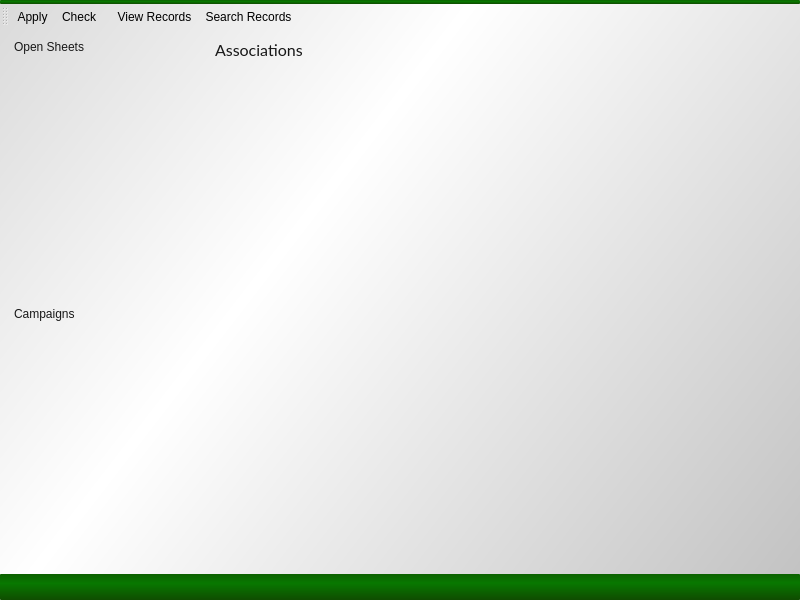
Qt form ui/mainwindow.ui (TryExceptElse/pyleadstool) before a commit.
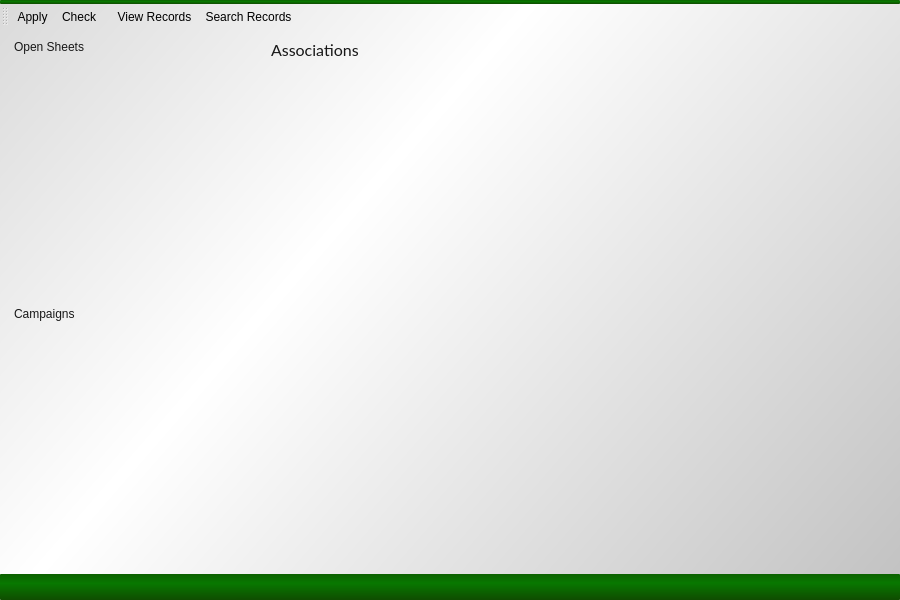
The same form after that commit.

Commit message: refined gui appearance + proportions

```diff
--- a/ui/mainwindow.ui
+++ b/ui/mainwindow.ui
@@ -6,7 +6,7 @@
    <rect>
     <x>0</x>
     <y>0</y>
-    <width>800</width>
+    <width>900</width>
     <height>600</height>
    </rect>
   </property>
@@ -82,7 +82,7 @@
 QTableView{
     color: rgba(0, 0, 0, 0);
     background-color: rgba(0, 0, 0, 0);
-    alternate-background-color: rgba(0,0,0,10);
+    alternate-background-color: rgba(0,0,0,15);
 }
 
 QHeaderView::section{
@@ -125,7 +125,7 @@
 }</string>
   </property>
   <widget class="QWidget" name="centralwidget">
-   <layout class="QHBoxLayout" name="horizontalLayout" stretch="1,3">
+   <layout class="QHBoxLayout" name="horizontalLayout" stretch="2,5">
     <item>
      <layout class="QVBoxLayout" name="sideBar">
       <item>
@@ -214,7 +214,7 @@
     <rect>
      <x>0</x>
      <y>0</y>
-     <width>800</width>
+     <width>900</width>
      <height>25</height>
     </rect>
    </property>
```
The commit also changes 2 other files.
